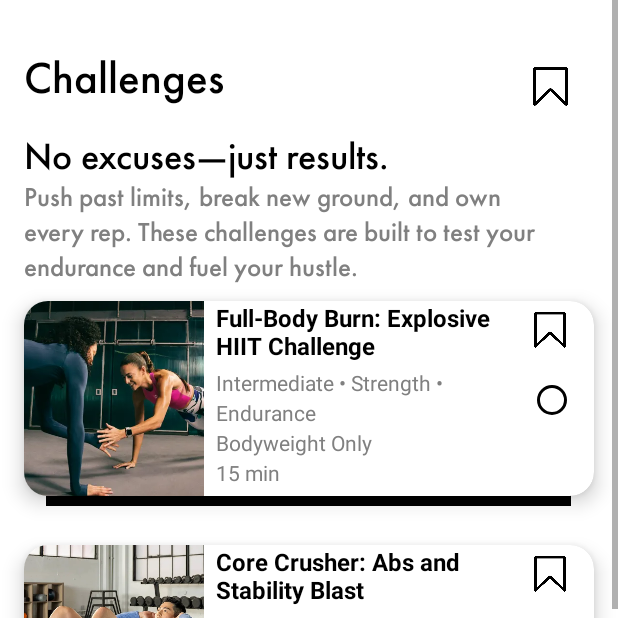
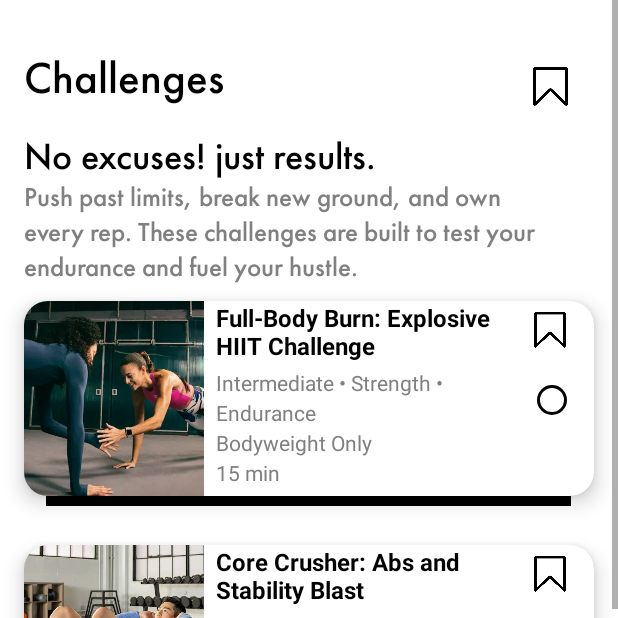
Before and after one commit to FEU-Tech-Mobile-Application-Dev-Ramirez/MAD-FINAL-Dugtrio, an Android app built with Jetpack Compose: the fragment ChallengesFragment shown on its own in the app's theme, on a phone screen of 412 x 824 dp, the top half of it. Run offline under Robolectric (Android 15) with nearby library versions, the phone set to English and light mode, and no system bars.

Commit message:
fix: update text in fragment_challenges.xml for clarity
Signed-off-by: Xercxies <75853731+Xercxies@users.noreply.github.com>

```diff
--- a/app/src/main/res/layout/fragment_challenges.xml
+++ b/app/src/main/res/layout/fragment_challenges.xml
@@ -41,7 +41,7 @@
             android:layout_marginEnd="224dp"
             android:layout_marginBottom="1552dp"
             android:fontFamily="@font/futura"
-            android:text="No excuses—just results."
+            android:text="No excuses! just results."
             android:textColor="@android:color/black"
             android:textSize="25sp"
             app:layout_constraintBottom_toBottomOf="parent"
```
